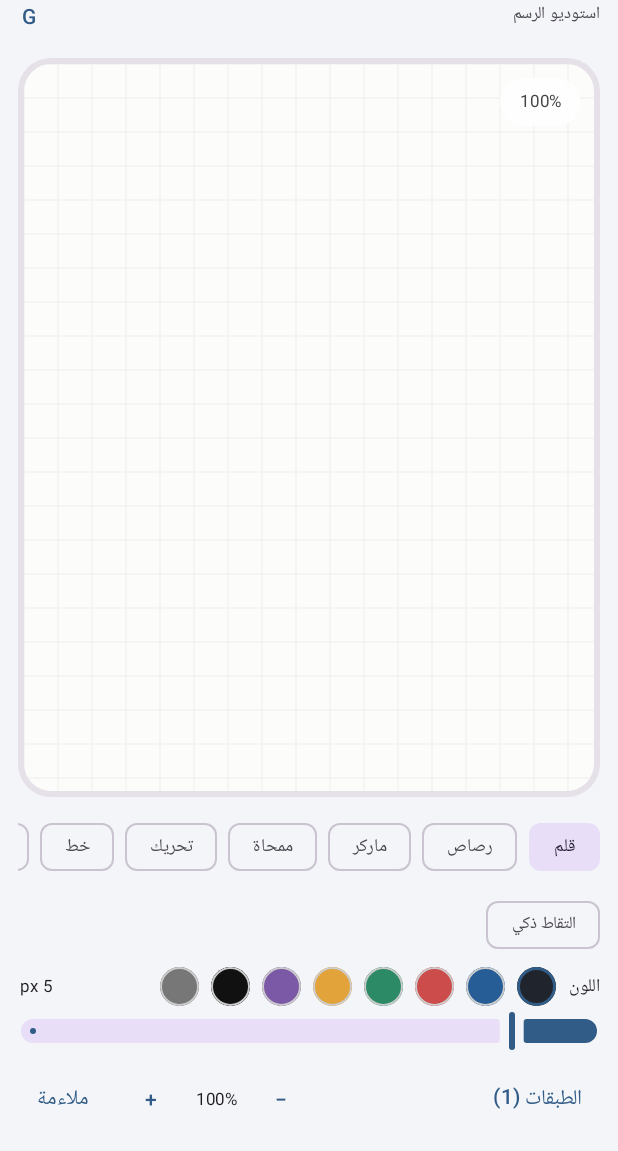
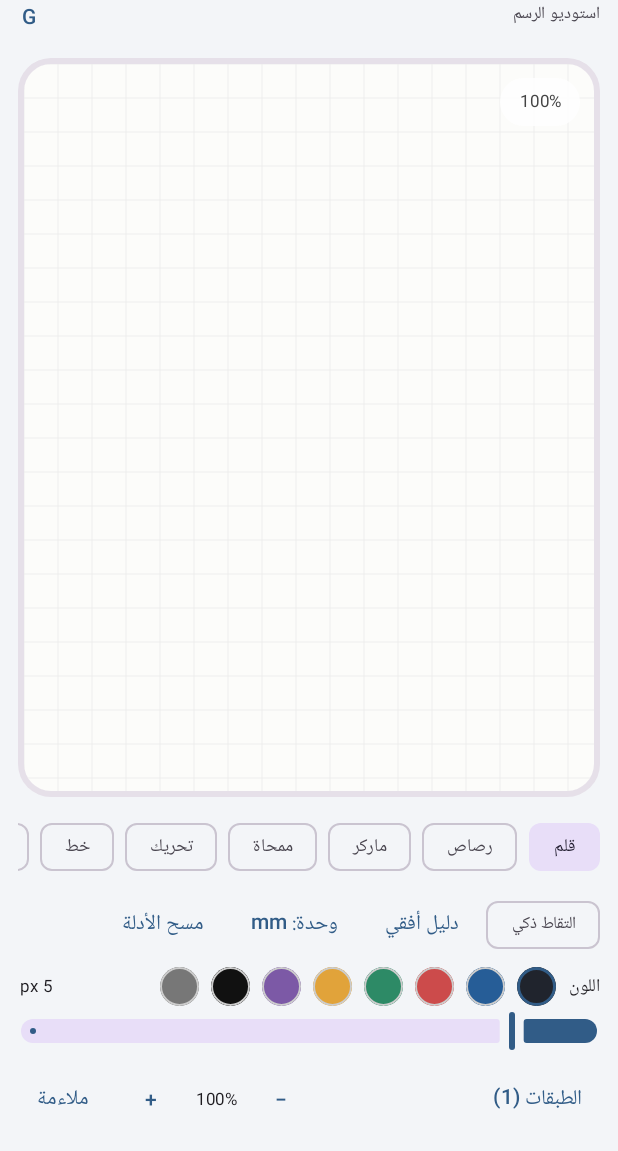
Before and after one commit to loay94an/Concebt.ar, an Android app built with Jetpack Compose: the screen it shows after launch (MainActivity), on a phone screen of 412 x 824 dp, the part 85-1236 px from its top. Run offline under Robolectric (Android 15) with nearby library versions, the phone set to English and light mode, and no system bars.

Commit message:
feat: expose guide orientation and calibrated measurement units in canvas UI

```diff
--- a/app/src/main/java/app/mafahim/canvas/MainActivity.kt
+++ b/app/src/main/java/app/mafahim/canvas/MainActivity.kt
@@ -114,6 +114,8 @@ private fun MafahimApp() {
     val redoStack = remember { mutableStateListOf<DrawingDocument>() }
     var canvasSelection by remember { mutableStateOf(CanvasSelection()) }
     var snapEnabled by remember { mutableStateOf(false) }
+    var guideAngleDegrees by remember { mutableStateOf(0f) }
+    var measurementUnit by remember { mutableStateOf(MeasurementUnit.MILLIMETER) }
 
     LaunchedEffect(Unit) {
         val saved = withContext(Dispatchers.IO) { repository.load() }
@@ -378,7 +380,7 @@ private fun MafahimApp() {
                                                     canvasSelection = CanvasSelectionEngine.hitTest(document, hit.x, hit.y, 12f / currentZoom.coerceAtLeast(0.2f))
                                                 } else if (activeTool == BrushTool.GUIDE) {
                                                     val anchor = pointAt(0)
-                                                    applyDocument(document.copy(guides = document.guides + ShapeGuide(UUID.randomUUID().toString(), ShapeGuideType.LINE, anchor)))
+                                                    applyDocument(document.copy(guides = document.guides + ShapeGuide(UUID.randomUUID().toString(), ShapeGuideType.LINE, anchor, guideAngleDegrees)))
                                                 } else if (drawingGesture) appendSamples()
                                             }
                                             MotionEvent.ACTION_POINTER_DOWN -> {
@@ -426,7 +428,7 @@ private fun MafahimApp() {
                                                     }
                                                     if (tool == BrushTool.MEASURE) {
                                                         val distance = CanvasGeometry.distance(gesturePoints.first(), gesturePoints.last())
-                                                        Toast.makeText(context, "القياس: " + String.format("%.1f", distance), Toast.LENGTH_SHORT).show()
+                                                        Toast.makeText(context, "القياس: " + CanvasMeasurement.label(gesturePoints.first(), gesturePoints.last(), measurementUnit), Toast.LENGTH_SHORT).show()
                                                     }
                                                     addStrokeNow(
                                                         DrawStroke(
@@ -596,6 +598,9 @@ private fun MafahimApp() {
                             horizontalArrangement = Arrangement.spacedBy(6.dp)
                         ) {
                             FilterChip(selected = snapEnabled, onClick = { snapEnabled = !snapEnabled }, label = { Text("التقاط ذكي", fontSize = 11.sp) })
+                            TextButton(onClick = { guideAngleDegrees = if (guideAngleDegrees == 0f) 90f else 0f }) { Text(if (guideAngleDegrees == 0f) "دليل أفقي" else "دليل رأسي") }
+                            TextButton(onClick = { measurementUnit = MeasurementUnit.entries[(measurementUnit.ordinal + 1) % MeasurementUnit.entries.size] }) { Text("وحدة: ${measurementUnit.symbol}") }
+                            TextButton(onClick = { applyDocument(document.copy(guides = emptyList())) }) { Text("مسح الأدلة") }
                             if (!canvasSelection.isEmpty) {
                                 TextButton(onClick = { applyDocument(CanvasSelectionEngine.transform(document, canvasSelection, SelectionTransform(translateX = -10f))) }) { Text("←") }
                                 TextButton(onClick = { applyDocument(CanvasSelectionEngine.transform(document, canvasSelection, SelectionTransform(translateX = 10f))) }) { Text("→") }
```
